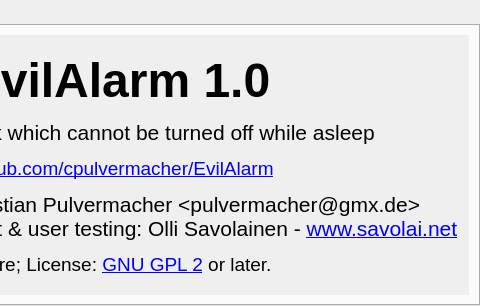
The window that forms/about.ui (cpulvermacher/EvilAlarm) describes before a commit, drawn with Qt 5; both pictures show x 241 to 721 and y 0 to 306 of the 721 by 306 pixel window.
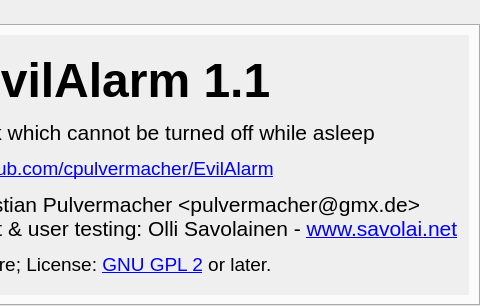
The same window after the commit.

Patch:
```diff
--- a/forms/about.ui
+++ b/forms/about.ui
@@ -66,7 +66,7 @@
 &lt;html&gt;&lt;head&gt;&lt;meta name=&quot;qrichtext&quot; content=&quot;1&quot; /&gt;&lt;style type=&quot;text/css&quot;&gt;
 p, li { white-space: pre-wrap; }
 &lt;/style&gt;&lt;/head&gt;&lt;body style=&quot; font-family:'Sans'; font-size:9pt; font-weight:400; font-style:normal;&quot;&gt;
-&lt;p align=&quot;center&quot; style=&quot; margin-top:18px; margin-bottom:12px; margin-left:0px; margin-right:0px; -qt-block-indent:0; text-indent:0px;&quot;&gt;&lt;span style=&quot; font-family:'Sans'; font-size:36pt; font-weight:600;&quot;&gt;EvilAlarm 1.0&lt;/span&gt;&lt;/p&gt;
+&lt;p align=&quot;center&quot; style=&quot; margin-top:18px; margin-bottom:12px; margin-left:0px; margin-right:0px; -qt-block-indent:0; text-indent:0px;&quot;&gt;&lt;span style=&quot; font-family:'Sans'; font-size:36pt; font-weight:600;&quot;&gt;EvilAlarm 1.1&lt;/span&gt;&lt;/p&gt;
 &lt;p align=&quot;center&quot; style=&quot; margin-top:12px; margin-bottom:12px; margin-left:0px; margin-right:0px; -qt-block-indent:0; text-indent:0px;&quot;&gt;&lt;span style=&quot; font-family:'Sans'; font-size:16pt;&quot;&gt;An alarm clock which cannot be turned off while asleep&lt;/span&gt;&lt;/p&gt;
 &lt;p align=&quot;center&quot; style=&quot; margin-top:12px; margin-bottom:12px; margin-left:0px; margin-right:0px; -qt-block-indent:0; text-indent:0px;&quot;&gt;&lt;a href=&quot;https://github.com/cpulvermacher/EvilAlarm&quot;&gt;&lt;span style=&quot; font-size:14pt; text-decoration: underline; color:#0000ff;&quot;&gt;github.com/cpulvermacher/EvilAlarm&lt;/span&gt;&lt;/a&gt;&lt;/p&gt;
 &lt;p align=&quot;center&quot; style=&quot; margin-top:12px; margin-bottom:12px; margin-left:0px; margin-right:0px; -qt-block-indent:0; text-indent:0px;&quot;&gt;&lt;span style=&quot; font-family:'Sans'; font-size:16pt;&quot;&gt;Development: Christian Pulvermacher &amp;lt;pulvermacher@gmx.de&amp;gt;&lt;br /&gt;UI design, development &amp;amp; user testing: Olli Savolainen - &lt;/span&gt;&lt;a href=&quot;http://www.savolai.net/&quot;&gt;&lt;span style=&quot; font-family:'Sans'; font-size:16pt; text-decoration: underline; color:#0000ff;&quot;&gt;www.savolai.net&lt;/span&gt;&lt;/a&gt;&lt;/p&gt;
```
